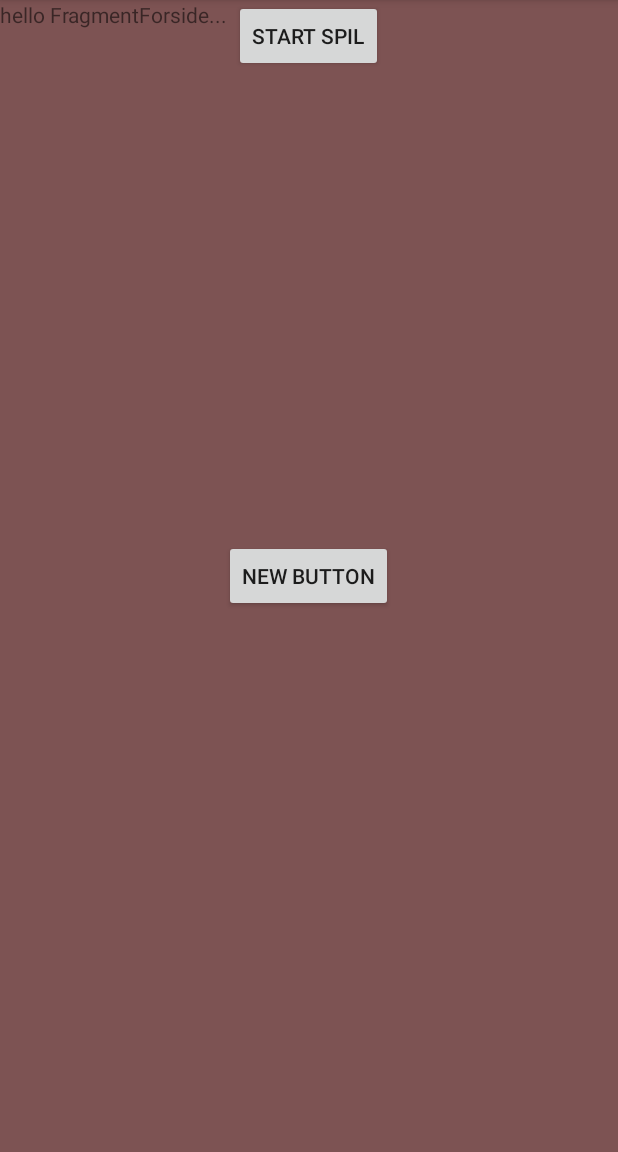
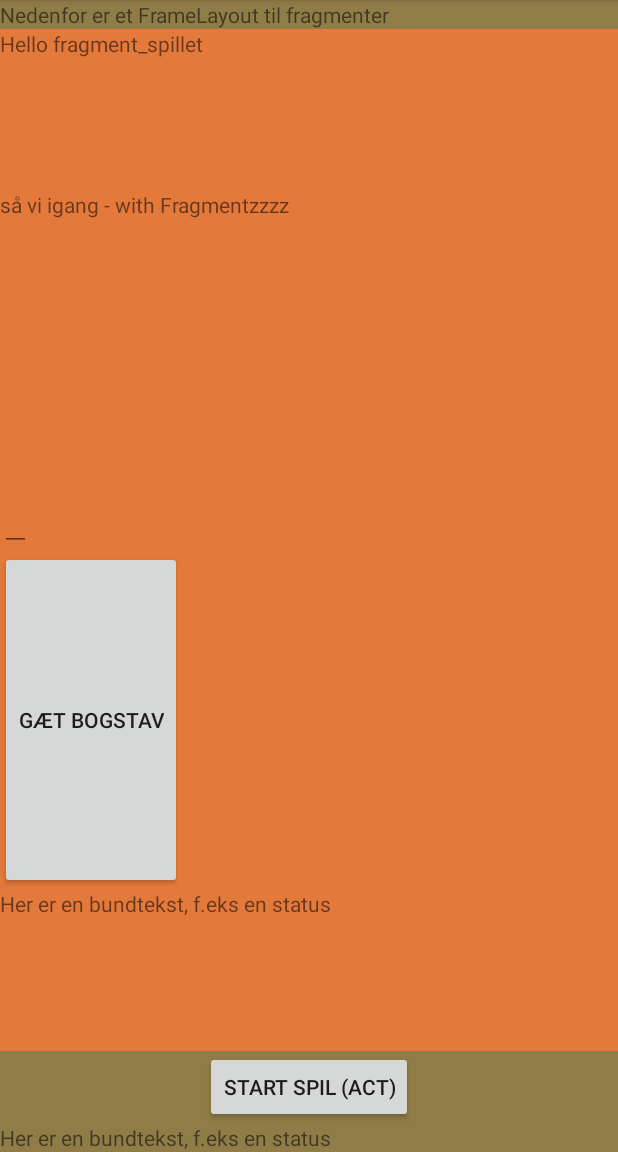
Before and after one commit to jma73/Galgeleg, an Android app: the screen it shows after launch (ForsideActivity), in the options menu, after a tap on "Settings", on a phone screen of 412 x 824 dp, the part 84-1236 px from its top. Run offline under Robolectric (Android 15) with nearby library versions, the phone set to English and light mode, and no system bars.

Commit message:
Så spiller Fragmenterne bedre :-)

```diff
--- a/app/src/main/java/dk/jpeace/jan/galgeleg/ForsideActivity.java
+++ b/app/src/main/java/dk/jpeace/jan/galgeleg/ForsideActivity.java
@@ -4,6 +4,7 @@ import android.content.Intent;
 import android.os.AsyncTask;
 import android.support.v7.app.AppCompatActivity;
 import android.os.Bundle;
+import android.util.Log;
 import android.view.Menu;
 import android.view.MenuItem;
 import android.view.View;
@@ -27,8 +28,13 @@ public class ForsideActivity extends AppCompatActivity implements View.OnClickLi
     protected void onCreate(Bundle savedInstanceState) {
         super.onCreate(savedInstanceState);
 //        setContentView(R.layout.activity_forside);
-//        setContentView(R.layout.activity_forside2);
-        setContentView(R.layout.fragment_forside);
+
+        Log.d("ForsideActivity", "in onCreate! Så vi igen");
+
+        setContentView(R.layout.activity_forside2);
+        //setContentView(R.layout.fragment_forside);
+
+        Log.d("ForsideActivity", "in onCreate! vi er videre...");
 
 //        SimpleDateFormat  df = new SimpleDateFormat("dd MM yyyy, HH:mm");
 //        String date = df.format(Calendar.getInstance().getTime());
@@ -37,9 +43,10 @@ public class ForsideActivity extends AppCompatActivity implements View.OnClickLi
 //        textViewDateTime.setText(version + ", " + date);
 //
 //
-//        buttonStartSpil = (Button)findViewById(R.id.buttonStartSpil);
+            buttonStartSpil = (Button)findViewById(R.id.buttonStartSpil);
+            buttonStartSpil.setOnClickListener(this);
+
 //        buttonHentOrdWeb = (Button)findViewById(R.id.buttonHentOrdWeb);
-//        buttonStartSpil.setOnClickListener(this);
 //        buttonHentOrdWeb.setOnClickListener(this);
 
 
@@ -69,6 +76,7 @@ public class ForsideActivity extends AppCompatActivity implements View.OnClickLi
 
     @Override
     public void onClick(View v) {
+        Log.d("ForsideActivity", "in onClick!");
         if(v == buttonStartSpil)
             startSpilFragmet();
             // startSpilAct();
@@ -81,6 +89,8 @@ public class ForsideActivity extends AppCompatActivity implements View.OnClickLi
     }
 
     private void startSpilFragmet() {
+
+
         FragmentSpillet fragmentSpillet = new FragmentSpillet();
         Bundle argumenter = new Bundle(); // Overfør data til fragmentet
         argumenter.putString("velkomst", "\n\nGod fornøjelse med Galgeleg!");
--- a/app/src/main/java/dk/jpeace/jan/galgeleg/FragmentSpillet.java
+++ b/app/src/main/java/dk/jpeace/jan/galgeleg/FragmentSpillet.java
@@ -3,16 +3,22 @@ package dk.jpeace.jan.galgeleg;
 
 import android.os.Bundle;
 import android.app.Fragment;
+import android.util.Log;
 import android.view.LayoutInflater;
 import android.view.View;
 import android.view.ViewGroup;
+import android.widget.Button;
+import android.widget.TextView;
 
 
 /**
  * A simple {@link Fragment} subclass.
  */
-public class FragmentSpillet extends Fragment {
+public class FragmentSpillet extends Fragment implements View.OnClickListener {
 
+
+    private Button buttonGætBogstav;
+    private TextView TextViewTest1;
 
     public FragmentSpillet() {
         // Required empty public constructor
@@ -22,9 +28,26 @@ public class FragmentSpillet extends Fragment {
     @Override
     public View onCreateView(LayoutInflater inflater, ViewGroup container,
                              Bundle savedInstanceState) {
+        Log.d("FragmentSpillet", "in onCreateView! Så vi igang...");
+        View rod =  inflater.inflate(R.layout.fragment_spillet_copy, container, false);
+
+        buttonGætBogstav = (Button) rod.findViewById(R.id.buttonGætBogstav);
+        buttonGætBogstav.setOnClickListener(this);
+
+        // TextViewTest1
+        TextViewTest1 = (TextView) rod.findViewById(R.id.TextViewFragSpilTest1);
         // Inflate the layout for this fragment
-        return inflater.inflate(R.layout.fragment_spillet_copy, container, false);
+        return rod;
     }
 
 
+    @Override
+    public void onClick(View view) {
+        Log.d("FragmentSpillet", "in onClick!");
+
+        if(view == buttonGætBogstav)
+        {
+            TextViewTest1.setText("så vi igang - with Fragmentzzzz");
+        }
+    }
 }
--- a/app/src/main/java/dk/jpeace/jan/galgeleg/GalgelejActivity.java
+++ b/app/src/main/java/dk/jpeace/jan/galgeleg/GalgelejActivity.java
@@ -5,7 +5,6 @@ import android.content.Intent;
 import android.graphics.Color;
 import android.os.Bundle;
 import android.text.Editable;
-import android.text.format.Time;
 import android.util.Log;
 import android.view.Menu;
 import android.view.MenuItem;
@@ -63,7 +62,7 @@ public class GalgelejActivity extends Activity implements OnClickListener {
         editTextBogstav.setError("du skal taste noget.");
         editTextBogstav.setOnClickListener(this);
 
-        buttonGæt = (Button) findViewById(R.id.buttonGæt);
+        buttonGæt = (Button) findViewById(R.id.buttonGætBogstav);
         buttonSpil = (Button) findViewById(R.id.buttonSpil);
         buttonGætOrdet = (Button) findViewById(R.id.buttonGætOrdet);
         buttonGæt.setOnClickListener(this);
--- a/app/src/main/res/layout/activity_forside2.xml
+++ b/app/src/main/res/layout/activity_forside2.xml
@@ -14,7 +14,16 @@
         android:id="@+id/fragmentindhold"
         android:layout_width="match_parent"
         android:layout_height="0dp"
+        android:background="#31904f"
         android:layout_weight="1"/>
+
+    <Button
+        android:layout_width="wrap_content"
+        android:layout_height="wrap_content"
+        android:text="Start Spil (Act)"
+        android:id="@+id/buttonStartSpil"
+        android:layout_gravity="center_horizontal|top" />
+
 
     <TextView
         android:layout_width="wrap_content"
--- a/app/src/main/res/layout/fragment_spillet_copy.xml
+++ b/app/src/main/res/layout/fragment_spillet_copy.xml
@@ -9,25 +9,47 @@
     android:background="#f0f0793b"
     android:orientation="vertical">
 
-    <!-- TODO: Update blank fragment layout -->
-    <TextView android:layout_width="match_parent" android:layout_height="match_parent"
+    <TextView
+        android:layout_width="wrap_content"
+        android:layout_height="wrap_content"
+        android:layout_weight="1"
         android:text="@string/hello_blank_fragment" />
 
     <TextView
         android:layout_width="wrap_content"
         android:layout_height="wrap_content"
+        android:layout_weight="1"
+        android:id="@+id/TextViewFragSpilTest1"
         android:text="Nedenfor er et FrameLayout til fragmenter... dennne fil har jeg tilføjet fordi android studio messed op på en renaming... Kapital letters blev rettet til lower case..."/>
 
 
-    <FrameLayout
-        android:id="@+id/fragmentindhold"
-        android:layout_width="match_parent"
-        android:layout_height="0dp"
-        android:layout_weight="1"/>
+    <!--<FrameLayout-->
+        <!--android:id="@+id/fragmentindhold"-->
+        <!--android:layout_width="match_parent"-->
+        <!--android:layout_height="0dp"-->
+        <!--android:layout_weight="0"/>-->
+
+    <EditText
+        android:layout_width="wrap_content"
+        android:layout_height="wrap_content"
+        android:maxLength="1"
+        android:layout_weight="1"
+        android:id="@+id/editTextBogstav"
+         />
+    <Button
+        android:layout_width="wrap_content"
+        android:layout_height="wrap_content"
+        android:text="Gæt bogstav"
+        android:layout_weight="2"
+        android:id="@+id/buttonGætBogstav"
+        />
+
+
 
     <TextView
         android:layout_width="wrap_content"
         android:layout_height="wrap_content"
+        android:layout_weight="1"
         android:text="Her er en bundtekst, f.eks en status"/>
 
 
```
Also changed, not shown: app/src/main/res/layout/activity_galgelej.xml (+6 -6 lines), 1 other file.
